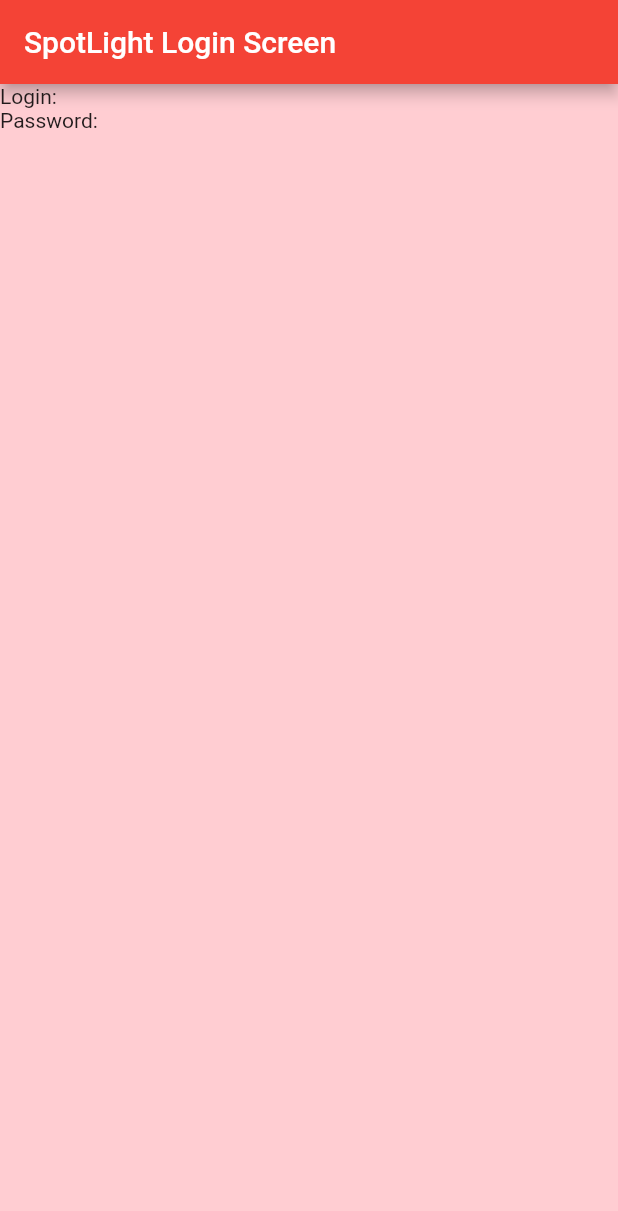
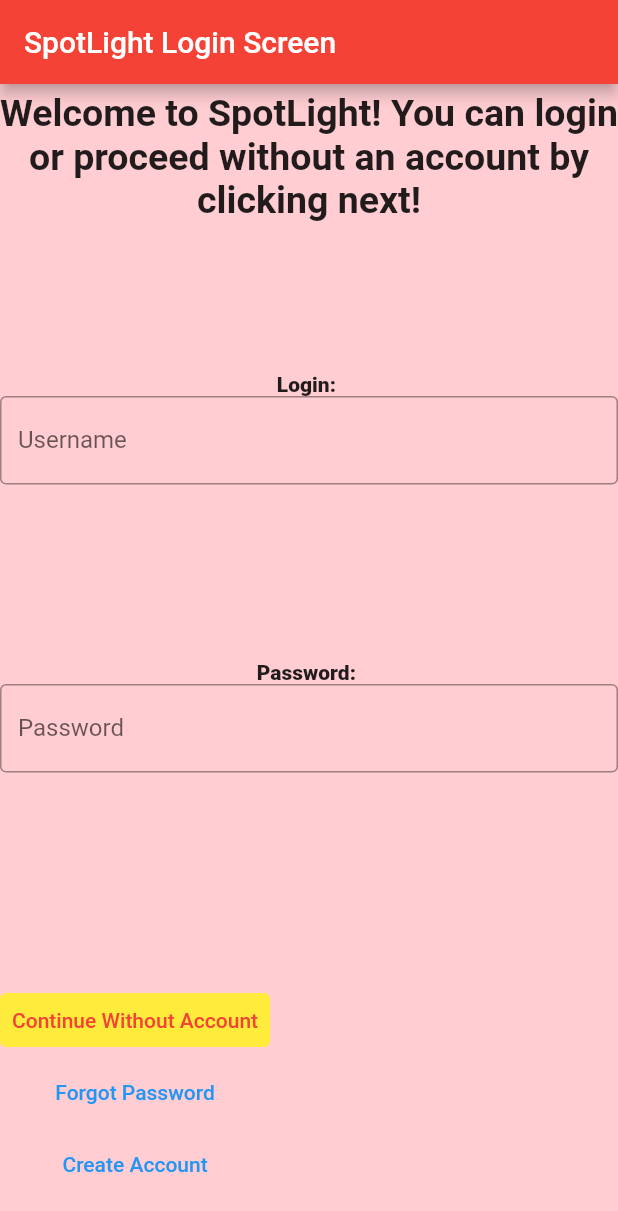
Before and after one commit to astrebe/project-spotlight, a Flutter app: the screen it shows after launch, on a phone screen of 412 x 824 dp. Shown: the top 1211 px of the screen. Run offline on Flutter 3.47's test engine with Material 2 defaults, Android fonts, the phone set to English and light mode, and no system bars.

Commit message:
Formatted Login Screen
Added formatting for login screen. Specifically added textfields, title, buttons for creating account, lost password, and skip login. Also attempted to make UI look nice.

```diff
--- a/spotlight_app/lib/loginscreen.dart
+++ b/spotlight_app/lib/loginscreen.dart
@@ -19,12 +19,78 @@ class LoginScreen extends StatelessWidget {
                     mainAxisAlignment: MainAxisAlignment.start,
                     crossAxisAlignment: CrossAxisAlignment.start,
                     children: <Widget>[
+                  Expanded(
+                      child: Column(children: <Widget>[
+                    const SizedBox(height: 5),
+                    Text(
+                      "Welcome to SpotLight! You can login or proceed without an account by clicking next!",
+                      style: const TextStyle(
+                          fontWeight: FontWeight.bold, fontSize: 25),
+                      textAlign: TextAlign.center,
+                    ),
+                  ])),
+                  Expanded(
+                      child: Column(children: <Widget>[
                     Text(
                       loginLabel,
+                      style: const TextStyle(fontWeight: FontWeight.w900),
                     ),
+                    const TextField(
+                      obscureText: true,
+                      decoration: InputDecoration(
+                        border: OutlineInputBorder(),
+                        labelText: 'Username',
+                      ),
+                    ),
+                  ])),
+                  Expanded(
+                      child: Column(children: <Widget>[
                     Text(
                       passwordLabel,
+                      style: const TextStyle(fontWeight: FontWeight.w900),
                     ),
+                    const TextField(
+                      obscureText: true,
+                      decoration: InputDecoration(
+                        border: OutlineInputBorder(),
+                        labelText: 'Password',
+                      ),
+                    ),
+                  ])),
+                  /*
+        */
+                  Expanded(
+                      child: Column(
+                    mainAxisAlignment: MainAxisAlignment.center,
+                    crossAxisAlignment: CrossAxisAlignment.center,
+                    children: <Widget>[
+                      TextButton(
+                        style: ButtonStyle(
+                          alignment: Alignment.center,
+                          backgroundColor:
+                              MaterialStateProperty.all<Color>(Colors.yellow),
+                        ),
+                        onPressed: () {},
+                        child: const Text('Continue Without Account'),
+                      ),
+                      TextButton(
+                        style: ButtonStyle(
+                          alignment: Alignment.center,
+                        ),
+                        onPressed: () {},
+                        child: const Text('Forgot Password',
+                            style: TextStyle(color: Colors.blue)),
+                      ),
+                      TextButton(
+                        style: ButtonStyle(
+                          alignment: Alignment.center,
+                        ),
+                        onPressed: () {},
+                        child: const Text('Create Account',
+                            style: TextStyle(color: Colors.blue)),
+                      ),
+                    ],
+                  )),
                 ])),
           ],
         ));
```
Lines whose indentation alone changed are shown as unchanged.
